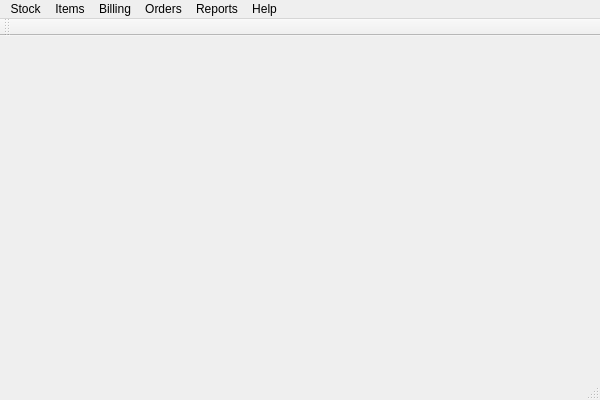
Old version of the form estorecpp/esmainwindow.ui in the repository Watti/estorecpp.
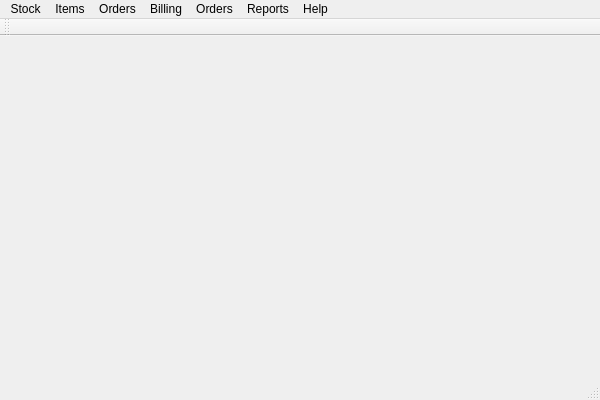
New version of the form.

Commit message: manage order items widget added

```diff
--- a/estorecpp/esmainwindow.ui
+++ b/estorecpp/esmainwindow.ui
@@ -68,8 +68,15 @@
      <string>Help</string>
     </property>
    </widget>
+   <widget class="QMenu" name="menuOrders_2">
+    <property name="title">
+     <string>Orders</string>
+    </property>
+    <addaction name="actionManageOrderItems"/>
+   </widget>
    <addaction name="menuStock"/>
    <addaction name="menuItems"/>
+   <addaction name="menuOrders_2"/>
    <addaction name="menuBilling"/>
    <addaction name="menuOrders"/>
    <addaction name="menuReports"/>
```
Left out of the diff: 5 changed lines with no effect on the pictures. The commit also changes 7 other files.
